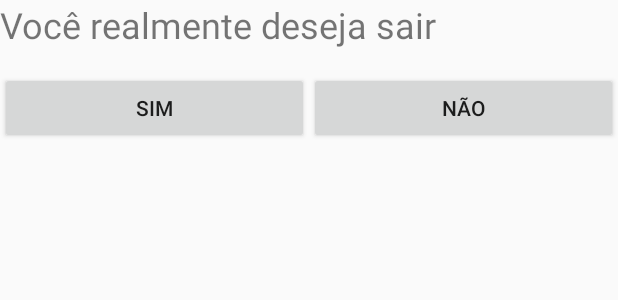
After one commit to mservillat/TimeSheet, an Android app: the layout fragment_home_exit.xml on its own in the app's theme, with its tools: preview values and no code run, on a phone screen of 412 x 824 dp. The commit adds this screen. Shown: the top 300 px of the screen. Run offline under Robolectric (Android 15) with nearby library versions, the phone set to English and light mode, and no system bars; network calls fail.

Commit message:
segunda 17:00

```diff
--- a/app/src/main/AndroidManifest.xml
+++ b/app/src/main/AndroidManifest.xml
@@ -6,6 +6,7 @@
     <uses-sdk tools:overrideLibrary="com.wdullaer.materialdatetimepicker" />
 
     <uses-permission android:name="android.permission.INTERNET" />
+    <uses-permission android:name="android.permission.ACCESS_NETWORK_STATE"/>
 
     <application
         android:name="br.com.mowa.timesheet.TimeSheetApplication"
--- a/app/src/main/java/br/com/mowa/timesheet/fragment/NavigationDrawerFragment.java
+++ b/app/src/main/java/br/com/mowa/timesheet/fragment/NavigationDrawerFragment.java
@@ -9,7 +9,6 @@ import android.support.v4.app.Fragment;
 import android.support.v4.widget.DrawerLayout;
 import android.support.v7.app.ActionBarDrawerToggle;
 import android.support.v7.widget.Toolbar;
-import android.util.Log;
 import android.view.Gravity;
 import android.view.LayoutInflater;
 import android.view.View;
@@ -148,6 +147,8 @@ public class NavigationDrawerFragment extends Fragment {
     }
 
 
+
+
     @Override
     public void onCreate(Bundle savedInstanceState) {
         super.onCreate(savedInstanceState);
--- /dev/null
+++ b/app/src/main/res/layout/fragment_home_exit.xml
@@ -0,0 +1,35 @@
+<LinearLayout
+    xmlns:android="http://schemas.android.com/apk/res/android"
+    xmlns:tools="http://schemas.android.com/tools"
+    android:layout_width="match_parent"
+    android:layout_height="match_parent"
+    android:orientation="vertical">
+
+    <TextView
+        android:layout_width="match_parent"
+        android:layout_height="48dp"
+        android:textSize="24dp"
+        android:text="Você realmente deseja sair"/>
+
+
+    <LinearLayout
+        android:layout_width="match_parent"
+        android:layout_height="match_parent"
+        android:orientation="horizontal">
+
+        <Button
+            android:id="@+id/fragment_home_exit_button_sim"
+            android:layout_width="0dp"
+            android:layout_weight="0.5"
+            android:layout_height="48dp"
+            android:text="sim" />
+
+        <Button
+            android:id="@+id/fragment_home_exit_button_nao"
+            android:layout_width="0dp"
+            android:layout_weight="0.5"
+            android:layout_height="48dp"
+            android:text="não"/>
+
+    </LinearLayout>
+</LinearLayout>
```
Also changed, not shown: app/src/main/java/br/com/mowa/timesheet/activity/HomeActivity.java (+116 -29 lines), app/src/main/java/br/com/mowa/timesheet/activity/PerfilActivity.java (+14 -11 lines), app/src/main/java/br/com/mowa/timesheet/activity/RegistrosActivity.java (+37 -4 lines), app/src/main/java/br/com/mowa/timesheet/dialog/HomeExitDialogFragment.java (added, +29 -0 lines), app/src/main/java/br/com/mowa/timesheet/utils/IsConnectionNetworkAvailable.java (added, +36 -0 lines), app/src/main/res/layout/activity_perfil.xml (+18 -12 lines), app/src/main/res/layout/activity_registros.xml (+7 -1 lines).
